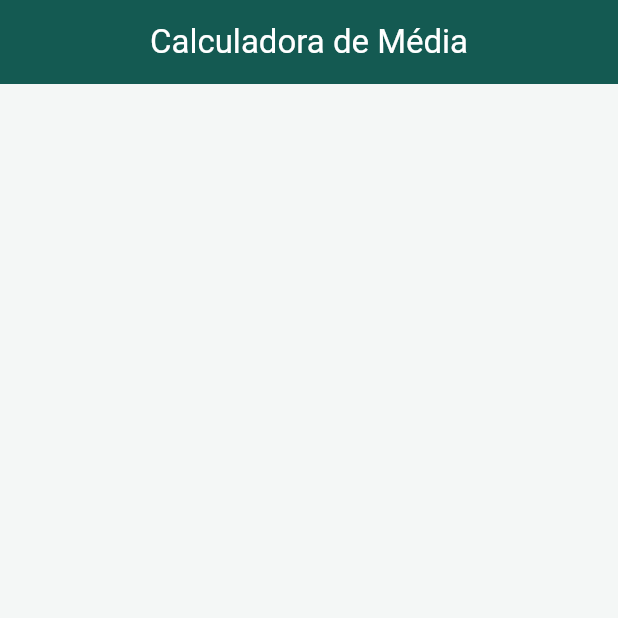
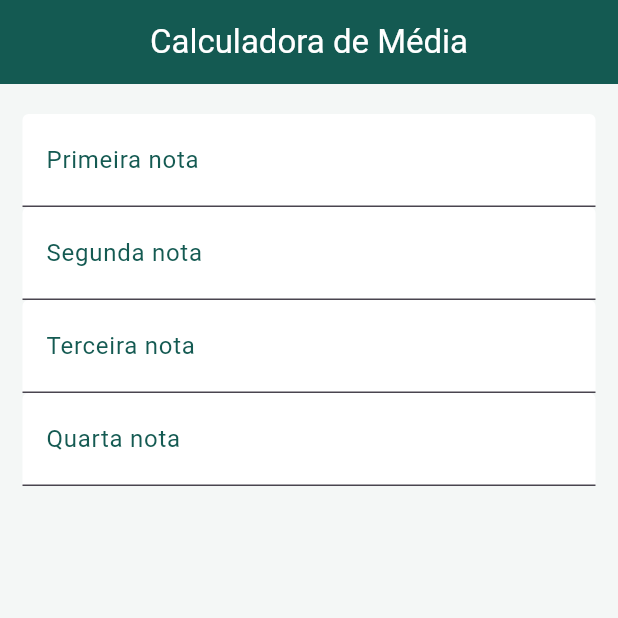
Before and after one commit to GabrieldCarmo/calculador-media, a Flutter app: the screen it shows after launch, on a phone screen of 412 x 824 dp, the top half of it. Run offline on Flutter 3.47's test engine with Material 3 defaults, Android fonts, the phone set to English and light mode, and no system bars.

Commit message:
3 - Adicionando os campos de notas

```diff
--- a/lib/main.dart
+++ b/lib/main.dart
@@ -16,6 +16,11 @@ class Home extends StatefulWidget {
 
 class _HomeState extends State<Home> {
 
+  TextEditingController nota1Controller = TextEditingController();
+  TextEditingController nota2Controller = TextEditingController();
+  TextEditingController nota3Controller = TextEditingController();
+  TextEditingController nota4Controller = TextEditingController();
+
   @override
   Widget build(BuildContext context) {
     return Scaffold(
@@ -31,7 +36,54 @@ class _HomeState extends State<Home> {
         child: Column(
           crossAxisAlignment: CrossAxisAlignment.stretch,
           children: <Widget>[
-
+            TextField(
+              keyboardType: TextInputType.numberWithOptions(decimal: true),
+              decoration: InputDecoration(
+                labelText: "Primeira nota",
+                labelStyle: TextStyle(color: Color(0xFF145A52)),
+                filled: true,
+                fillColor: Colors.white,
+              ),
+              textAlign: TextAlign.center,
+              style: TextStyle(color: Color(0xFF263B38), fontSize: 20.0),
+              controller: nota1Controller,
+            ),
+            TextField(
+              keyboardType: TextInputType.numberWithOptions(decimal: true),
+              decoration: InputDecoration(
+                labelText: "Segunda nota",
+                labelStyle: TextStyle(color: Color(0xFF145A52)),
+                filled: true,
+                fillColor: Colors.white,
+              ),
+              textAlign: TextAlign.center,
+              style: TextStyle(color: Color(0xFF263B38), fontSize: 20.0),
+              controller: nota2Controller,
+            ),
+            TextField(
+              keyboardType: TextInputType.numberWithOptions(decimal: true),
+              decoration: InputDecoration(
+                labelText: "Terceira nota",
+                labelStyle: TextStyle(color: Color(0xFF145A52)),
+                filled: true,
+                fillColor: Colors.white,
+              ),
+              textAlign: TextAlign.center,
+              style: TextStyle(color: Color(0xFF263B38), fontSize: 20.0),
+              controller: nota3Controller,
+            ),
+            TextField(
+              keyboardType: TextInputType.numberWithOptions(decimal: true),
+              decoration: InputDecoration(
+                labelText: "Quarta nota",
+                labelStyle: TextStyle(color: Color(0xFF145A52)),
+                filled: true,
+                fillColor: Colors.white,
+              ),
+              textAlign: TextAlign.center,
+              style: TextStyle(color: Color(0xFF263B38), fontSize: 20.0),
+              controller: nota4Controller,
+            ),
           ],
         ),
       ),
```
